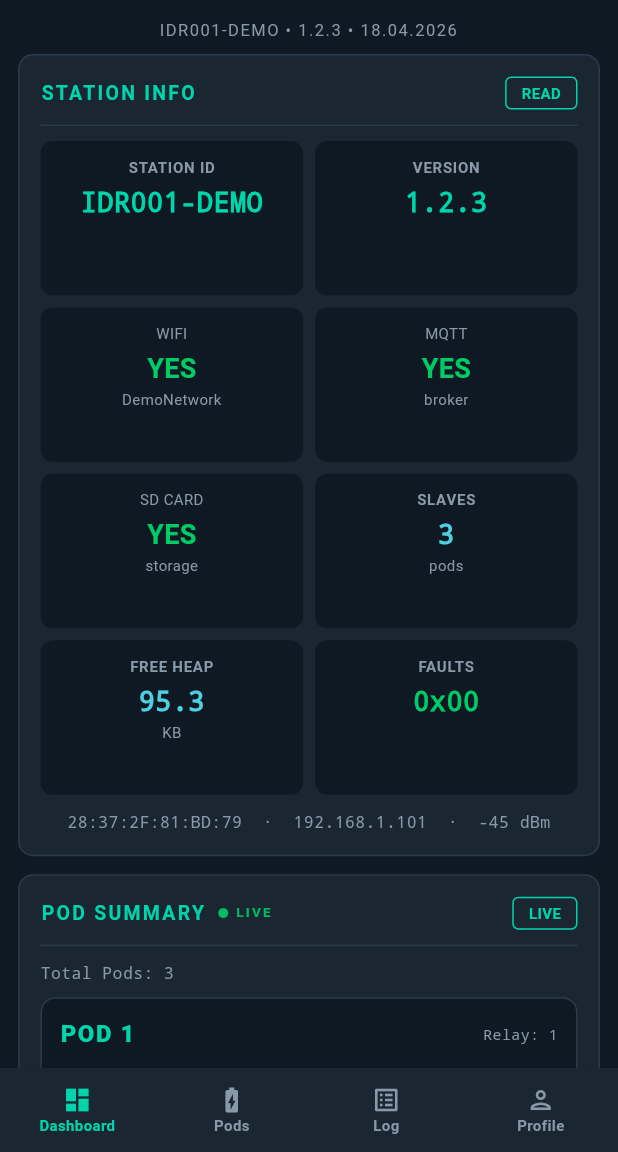
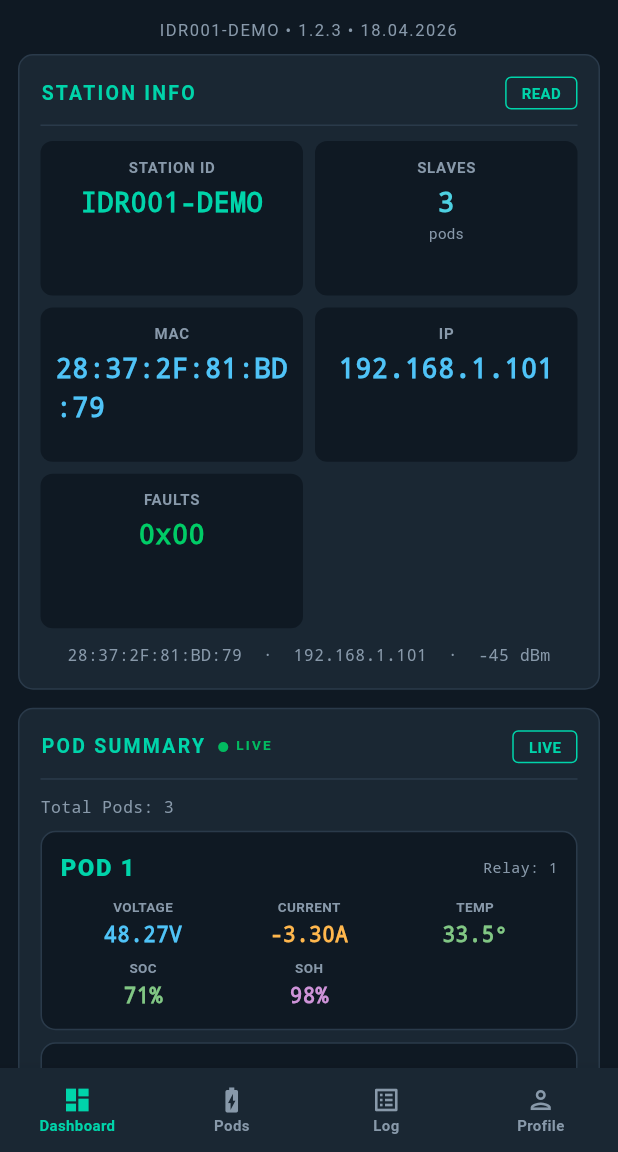
Before and after one commit to Tank-Jay/bss-gateway-monitor, a Flutter app: the screen it shows after launch, after a tap on "LOGIN", after a tap on "TRY DEMO MODE", on a phone screen of 412 x 824 dp, the part 84-1236 px from its top. Run offline on Flutter 3.47's test engine with Material 3 defaults, Android fonts, the phone set to English and light mode, and no system bars; our stand-ins replace flutter_blue_plus, package_info_plus, permission_handler, shared_preferences; network calls fail.

Commit message:
Add in-app update checker + auto-publish GitHub Releases
- Add UpdateChecker using GitHub Releases API
- Show update banner in HomeScreen when newer version available
- Tap banner to download APK via url_launcher
- Workflow now creates GitHub Release with APK attached on each build
- Grant contents:write permission for release creation
- Display: cell voltage in V (3 decimals), avail cap in Ah
- Station Info: remove WiFi/MQTT/SD/Heap/Version, add MAC/IP
- Bump app version to 1.0.1+2

Co-Authored-By: Claude Opus 4.7 (1M context) <noreply@anthropic.com>

```diff
--- a/mobile_app/lib/main.dart
+++ b/mobile_app/lib/main.dart
@@ -8,6 +8,9 @@ import 'package:flutter/services.dart';
 import 'package:flutter_blue_plus/flutter_blue_plus.dart';
 import 'package:permission_handler/permission_handler.dart';
 import 'package:shared_preferences/shared_preferences.dart';
+import 'package:http/http.dart' as http;
+import 'package:url_launcher/url_launcher.dart';
+import 'package:package_info_plus/package_info_plus.dart';
 
 // ══════════════════════════════════════════════════════════════
 //  BLE UUIDs — must match BLE_handler.h
@@ -129,6 +132,7 @@ Future<void> toggleTheme(ThemeMode mode) async {
 void main() async {
   WidgetsFlutterBinding.ensureInitialized();
   await loadSavedTheme();
+  await UpdateChecker.init();
   runApp(const BssApp());
 }
 
@@ -349,6 +353,69 @@ class _LoginScreenState extends State<LoginScreen> {
 }
 
 // ══════════════════════════════════════════════════════════════
+//  Update Checker — GitHub Releases
+// ══════════════════════════════════════════════════════════════
+class UpdateInfo {
+  final String latestVersion;
+  final String apkUrl;
+  final String releaseNotes;
+  final String releasePageUrl;
+  UpdateInfo({required this.latestVersion, required this.apkUrl, required this.releaseNotes, required this.releasePageUrl});
+}
+
+class UpdateChecker {
+  static const String repo = 'Tank-Jay/bss-gateway-monitor';
+  static String _currentVersion = '1.0.0';
+
+  static Future<void> init() async {
+    try {
+      final info = await PackageInfo.fromPlatform();
+      _currentVersion = info.version;
+    } catch (_) {}
+  }
+
+  static String get currentVersion => _currentVersion;
+
+  static int _cmpVersion(String a, String b) {
+    final pa = a.replaceAll('v', '').split('.').map((s) => int.tryParse(s) ?? 0).toList();
+    final pb = b.replaceAll('v', '').split('.').map((s) => int.tryParse(s) ?? 0).toList();
+    while (pa.length < 3) pa.add(0);
+    while (pb.length < 3) pb.add(0);
+    for (int i = 0; i < 3; i++) {
+      if (pa[i] != pb[i]) return pa[i].compareTo(pb[i]);
+    }
+    return 0;
+  }
+
+  static Future<UpdateInfo?> check() async {
+    try {
+      final resp = await http
+          .get(Uri.parse('https://api.github.com/repos/$repo/releases/latest'))
+          .timeout(const Duration(seconds: 8));
+      if (resp.statusCode != 200) return null;
+      final data = json.decode(resp.body) as Map<String, dynamic>;
+      final tag = (data['tag_name'] as String?) ?? '';
+      final notes = (data['body'] as String?) ?? '';
+      final htmlUrl = (data['html_url'] as String?) ?? '';
+      final assets = (data['assets'] as List?) ?? [];
+      String? apk;
+      for (final a in assets) {
+        final name = (a['name'] as String?) ?? '';
+        if (name.endsWith('.apk')) {
+          apk = a['browser_download_url'] as String?;
+          break;
+        }
+      }
+      if (apk == null || tag.isEmpty) return null;
+      if (_cmpVersion(tag, _currentVersion) <= 0) return null;
+      return UpdateInfo(latestVersion: tag, apkUrl: apk, releaseNotes: notes, releasePageUrl: htmlUrl);
+    } catch (_) {
+      return null;
+    }
+  }
+}
+
+// ══════════════════════════════════════════════════════════════
 //  BLE Service (state holder)
 // ══════════════════════════════════════════════════════════════
 class BleService extends ChangeNotifier {
@@ -825,15 +892,27 @@ class HomeScreen extends StatefulWidget {
 class _HomeScreenState extends State<HomeScreen> {
   final _ble = BleService();
   int _tabIdx = 0;
+  UpdateInfo? _update;
 
   @override
   void initState() {
     super.initState();
     _ble.addListener(_refresh);
     if (widget.startInDemoMode) {
-      // Auto-enter demo after first frame
       WidgetsBinding.instance.addPostFrameCallback((_) => _ble.enterDemoMode());
     }
+    WidgetsBinding.instance.addPostFrameCallback((_) => _checkForUpdate());
+  }
+
+  Future<void> _checkForUpdate() async {
+    final info = await UpdateChecker.check();
+    if (info != null && mounted) setState(() => _update = info);
+  }
+
+  Future<void> _openUpdate() async {
+    if (_update == null) return;
+    final uri = Uri.parse(_update!.apkUrl);
+    await launchUrl(uri, mode: LaunchMode.externalApplication);
   }
 
   @override
@@ -940,7 +1019,33 @@ class _HomeScreenState extends State<HomeScreen> {
           ],
         ),
       ),
-      body: pages[_tabIdx],
+      body: Column(children: [
+        if (_update != null)
+          Material(
+            color: Palette.accent,
+            child: InkWell(
+              onTap: _openUpdate,
+              child: Padding(
+                padding: const EdgeInsets.symmetric(horizontal: 12, vertical: 8),
+                child: Row(children: [
+                  Icon(Icons.system_update, color: Palette.bg, size: 18),
+                  const SizedBox(width: 8),
+                  Expanded(
+                    child: Text(
+                      'Update available: ${_update!.latestVersion} — tap to download',
+                      style: TextStyle(color: Palette.bg, fontSize: 12, fontWeight: FontWeight.w700),
+                    ),
+                  ),
+                  GestureDetector(
+                    onTap: () => setState(() => _update = null),
+                    child: Icon(Icons.close, color: Palette.bg, size: 18),
+                  ),
+                ]),
+              ),
+            ),
+          ),
+        Expanded(child: pages[_tabIdx]),
+      ]),
       bottomNavigationBar: BottomNavigationBar(
         type: BottomNavigationBarType.fixed,
         backgroundColor: Palette.card,
@@ -1075,33 +1180,9 @@ class DashboardTab extends StatelessWidget {
                 childAspectRatio: 1.7,
                 children: [
                   _DataItem(label: 'Station ID', value: '${s['station_id'] ?? '--'}', color: Palette.accent),
-                  _DataItem(label: 'Version', value: '${s['version'] ?? '--'}', color: Palette.accent),
-                  Container(padding: const EdgeInsets.all(10), decoration: BoxDecoration(color: Palette.dataBg, borderRadius: BorderRadius.circular(8)),
-                    child: Column(children: [
-                      Text('WIFI', style: TextStyle(fontSize: 10, color: Palette.textDim)),
-                      const SizedBox(height: 4),
-                      _statusBadge(s['wifi'] as String?),
-                      Text('${s['wifi_ssid'] ?? ''}', style: TextStyle(fontSize: 10, color: Palette.textDim)),
-                    ]),
-                  ),
-                  Container(padding: const EdgeInsets.all(10), decoration: BoxDecoration(color: Palette.dataBg, borderRadius: BorderRadius.circular(8)),
-                    child: Column(children: [
-                      Text('MQTT', style: TextStyle(fontSize: 10, color: Palette.textDim)),
-                      const SizedBox(height: 4),
-                      _statusBadge(s['mqtt'] as String?),
-                      Text('broker', style: TextStyle(fontSize: 10, color: Palette.textDim)),
-                    ]),
-                  ),
-                  Container(padding: const EdgeInsets.all(10), decoration: BoxDecoration(color: Palette.dataBg, borderRadius: BorderRadius.circular(8)),
-                    child: Column(children: [
-                      Text('SD CARD', style: TextStyle(fontSize: 10, color: Palette.textDim)),
-                      const SizedBox(height: 4),
-                      _statusBadge(s['sd'] as String?),
-                      Text('storage', style: TextStyle(fontSize: 10, color: Palette.textDim)),
-                    ]),
-                  ),
                   _DataItem(label: 'Slaves', value: '${s['slaves'] ?? '--'}', unit: 'pods', color: Palette.cap),
-                  _DataItem(label: 'Free Heap', value: s['free_heap'] != null ? ((s['free_heap'] as num)/1024).toStringAsFixed(1) : '--', unit: 'KB', color: Palette.cap),
+                  _DataItem(label: 'MAC', value: '${s['mac'] ?? '--'}', color: Palette.volt),
+                  _DataItem(label: 'IP', value: '${s['ip'] ?? '--'}', color: Palette.volt),
                   _DataItem(label: 'Faults', value: '0x${(s['fault'] as num? ?? 0).toInt().toRadixString(16).toUpperCase().padLeft(2,'0')}',
                     color: (s['fault'] as num? ?? 0) == 0 ? Palette.success : Palette.danger),
                 ],
@@ -1266,9 +1347,9 @@ class PodDetailTab extends StatelessWidget {
                 _DataItem(label: 'Pack I', value: (d['pack_i'] as num?)?.toStringAsFixed(2) ?? '--', unit: 'A', color: Palette.curr),
                 _DataItem(label: 'SOH', value: '${d['soh'] ?? '--'}', unit: '%', color: Palette.soh),
                 _DataItem(label: 'Cycles', value: '${d['cycles'] ?? '--'}', unit: 'count', color: Palette.cycle),
-                _DataItem(label: 'Min Cell', value: '${d['min_cv'] ?? '--'}', unit: 'mV', color: Palette.volt),
-                _DataItem(label: 'Max Cell', value: '${d['max_cv'] ?? '--'}', unit: 'mV', color: Palette.volt),
-                _DataItem(label: 'Avail Cap', value: '${d['avail_cap'] ?? '--'}', unit: 'mAh', color: Palette.cap),
+                _DataItem(label: 'Min Cell', value: (d['min_cv'] is num) ? ((d['min_cv'] as num) / 1000).toStringAsFixed(3) : '--', unit: 'V', color: Palette.volt),
+                _DataItem(label: 'Max Cell', value: (d['max_cv'] is num) ? ((d['max_cv'] as num) / 1000).toStringAsFixed(3) : '--', unit: 'V', color: Palette.volt),
+                _DataItem(label: 'Avail Cap', value: (d['avail_cap'] is num) ? ((d['avail_cap'] as num) / 1000).toStringAsFixed(3) : '--', unit: 'Ah', color: Palette.cap),
                 _DataItem(label: 'Relay', value: '${d['relay'] ?? '--'}', unit: 'state', color: Palette.text),
               ],
             ),
@@ -1318,7 +1399,7 @@ class PodDetailTab extends StatelessWidget {
     final vMin = vals.where((v) => v > 0).fold<int>(99999, (a,b) => a < b ? a : b);
     final vMax = vals.fold<int>(0, (a,b) => a > b ? a : b);
     return _Card(
-      title: const Text('CELL VOLTAGES (mV)'),
+      title: const Text('CELL VOLTAGES (V)'),
       child: GridView.count(
         crossAxisCount: 4, shrinkWrap: true, physics: const NeverScrollableScrollPhysics(),
         mainAxisSpacing: 6, crossAxisSpacing: 6, childAspectRatio: 1.6,
@@ -1334,7 +1415,7 @@ class PodDetailTab extends StatelessWidget {
             ),
             child: Column(mainAxisAlignment: MainAxisAlignment.center, children: [
               Text('C${i+1}', style: TextStyle(fontSize: 10, color: Palette.textDim, fontWeight: FontWeight.w600)),
-              Text('$mv', style: TextStyle(fontSize: 12, fontWeight: FontWeight.w700, color: color, fontFamily: 'monospace')),
+              Text((mv / 1000).toStringAsFixed(3), style: TextStyle(fontSize: 12, fontWeight: FontWeight.w700, color: color, fontFamily: 'monospace')),
             ]),
           );
         }),
--- a/mobile_app/pubspec.yaml
+++ b/mobile_app/pubspec.yaml
@@ -1,7 +1,7 @@
 name: bss_gateway_monitor
 description: BSS IoT Gateway BLE Monitor — ESP32-S3
 publish_to: 'none'
-version: 1.0.0+1
+version: 1.0.1+2
 
 environment:
   sdk: '>=3.0.0 <4.0.0'
@@ -14,6 +14,9 @@ dependencies:
   permission_handler: ^11.3.0
   shared_preferences: ^2.2.2
   cupertino_icons: ^1.0.6
+  http: ^1.2.0
+  url_launcher: ^6.2.5
+  package_info_plus: ^5.0.1
 
 dev_dependencies:
   flutter_lints: ^3.0.0
```
Also changed, not shown: 1 other file.
